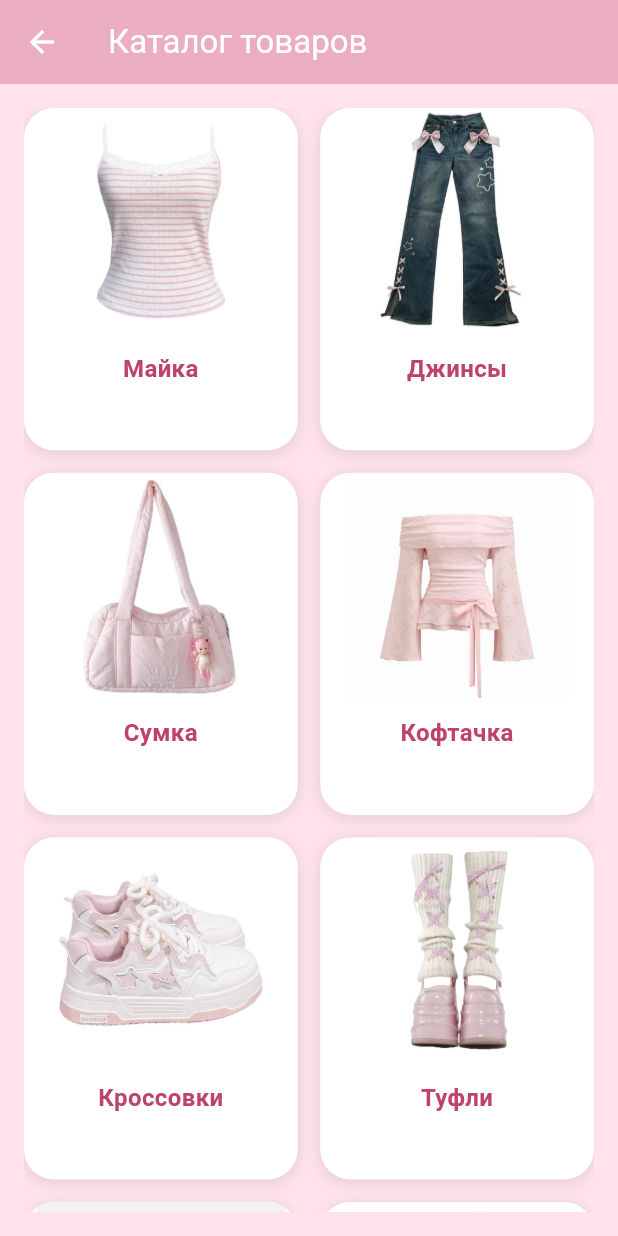
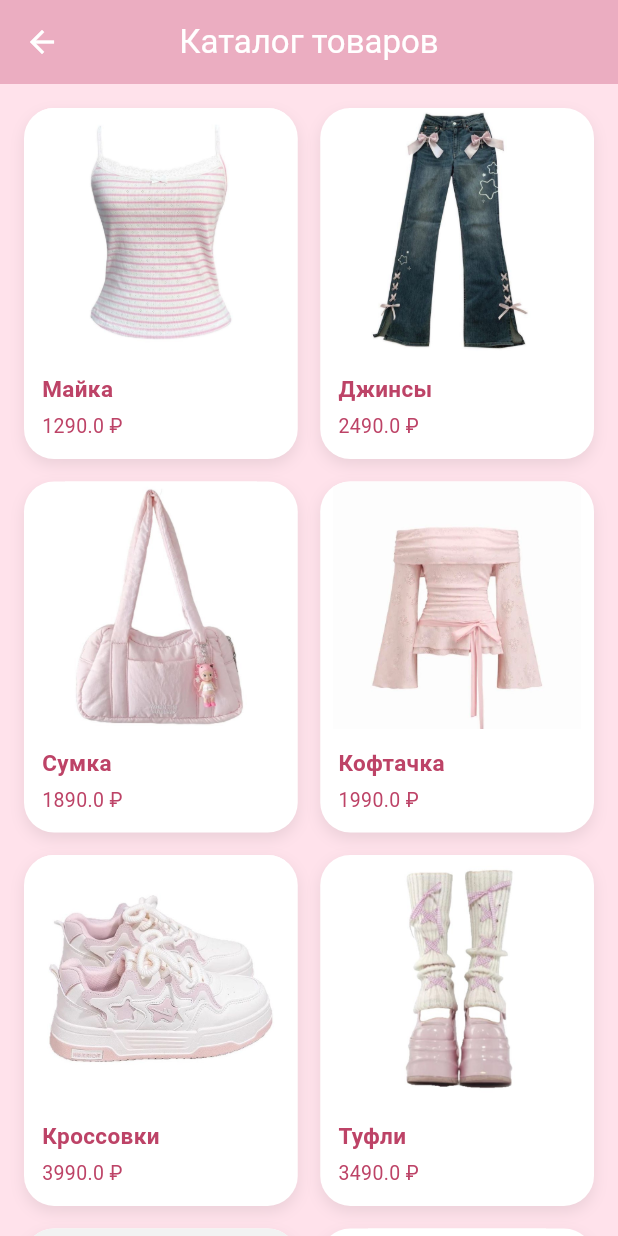
Before and after one commit to diishqa/Flutter_project, a Flutter app: the CatalogScreen screen opened directly, on a phone screen of 412 x 824 dp. Run offline on Flutter 3.47's test engine with Material 3 defaults, Android fonts, the phone set to English and light mode, and no system bars.

Commit message:
che che che che cheee

```diff
--- /dev/null
+++ b/lib/data/products_data.dart
@@ -0,0 +1,72 @@
+import '../models/product.dart';
+
+const List<Product> popularProducts = [
+  Product(
+    name: 'Курточка',
+    imagePath: 'assets/images/products/kurtka.jpg',
+    description: 'Стильная и теплая курточка',
+    price: 4590,
+  ),
+  Product(
+    name: 'Милая рубашка',
+    imagePath: 'assets/images/products/kofta.jpg',
+    description: 'Уютная рубашка',
+    price: 1690,
+  ),
+  Product(
+    name: 'Свитер',
+    imagePath: 'assets/images/products/switer.jpg',
+    description: 'Теплый свитер',
+    price: 2290,
+  ),
+];
+const List<Product> allProducts = [
+  Product(
+    name: 'Майка',
+    imagePath: 'assets/images/products/maika.jpg',
+    description: 'Милый дизайн для повседневной носки',
+    price: 1290,
+  ),
+  Product(
+    name: 'Джинсы',
+    imagePath: 'assets/images/products/jeans.jpg',
+    description: 'Удобные и стильные джинсы',
+    price: 2490,
+  ),
+  Product(
+    name: 'Сумка',
+    imagePath: 'assets/images/products/bag.jpg',
+    description: 'Стильная сумка для покупок',
+    price: 1890,
+  ),
+  Product(
+    name: 'Кофтачка',
+    imagePath: 'assets/images/products/kofta2.jpg',
+    description: 'Тёплая и уютная кофта',
+    price: 1990,
+  ),
+  Product(
+    name: 'Кроссовки',
+    imagePath: 'assets/images/products/kros.jpg',
+    description: 'Спортивные кроссовки',
+    price: 3990,
+  ),
+  Product(
+    name: 'Туфли',
+    imagePath: 'assets/images/products/shoes.jpg',
+    description: 'Элегантные туфли',
+    price: 3490,
+  ),
+  Product(
+    name: 'Юбка',
+    imagePath: 'assets/images/products/skirt.jpg',
+    description: 'Модная юбка',
+    price: 1590,
+  ),
+  Product(
+    name: 'Спортивные штаны',
+    imagePath: 'assets/images/products/treniki.jpg',
+    description: 'Комфортные штаны для спорта',
+    price: 1790,
+  ),
+];
--- a/lib/models/product.dart
+++ b/lib/models/product.dart
@@ -11,74 +11,3 @@ class Product {
     required this.price,
   });
 }
-
-const List<Product> products = [
-  Product(
-    name: 'Майка',
-    imagePath: 'assets/images/products/maika.jpg',
-    description: 'Милый дизайн для повседневной носки',
-    price: 1290,
-  ),
-  Product(
-    name: 'Джинсы',
-    imagePath: 'assets/images/products/jeans.jpg',
-    description: 'Удобные и стильные джинсы',
-    price: 2490,
-  ),
-  Product(
-    name: 'Сумка',
-    imagePath: 'assets/images/products/bag.jpg',
-    description: 'Стильная сумка для покупок',
-    price: 1890,
-  ),
-  Product(
-    name: 'Кофтачка',
-    imagePath: 'assets/images/products/kofta2.jpg',
-    description: 'Тёплая и уютная кофта',
-    price: 1990,
-  ),
-  Product(
-    name: 'Кроссовки',
-    imagePath: 'assets/images/products/kros.jpg',
-    description: 'Спортивные кроссовки',
-    price: 3990,
-  ),
-  Product(
-    name: 'Туфли',
-    imagePath: 'assets/images/products/shoes.jpg',
-    description: 'Элегантные туфли',
-    price: 3490,
-  ),
-  Product(
-    name: 'Юбка',
-    imagePath: 'assets/images/products/skirt.jpg',
-    description: 'Модная юбка',
-    price: 1590,
-  ),
-  Product(
-    name: 'Спортивные штаны',
-    imagePath: 'assets/images/products/treniki.jpg',
-    description: 'Комфортные штаны для спорта',
-    price: 1790,
-  ),
-];
-const List<Product> popularProducts = [
-  Product(
-    name: 'Курточка',
-    imagePath: 'assets/images/products/kurtka.jpg',
-    description: 'Стильная куртка для весны',
-    price: 4590,
-  ),
-  Product(
-    name: 'Милая рубшка',
-    imagePath: 'assets/images/products/kofta.jpg',
-    description: 'Оригинальная рубашка',
-    price: 1690,
-  ),
-  Product(
-    name: 'Свитер',
-    imagePath: 'assets/images/products/switer.jpg',
-    description: 'Тёплый свитер',
-    price: 2290,
-  ),
-];
--- a/lib/screen/catalog.dart
+++ b/lib/screen/catalog.dart
@@ -1,5 +1,6 @@
 import 'package:flutter/material.dart';
-import '../models/product.dart';
+
+import '../data/products_data.dart';
 import '../widgets/product_card.dart';
 
 class CatalogScreen extends StatelessWidget {
@@ -9,33 +10,23 @@ class CatalogScreen extends StatelessWidget {
   Widget build(BuildContext context) {
     return Scaffold(
       appBar: AppBar(
-        title: const Text(
-          'Каталог товаров',
-          style: TextStyle(color: Colors.white),
+        title: const Text('Каталог товаров'),
       ),
-        backgroundColor: const Color(0xFFEBADC1),
-        leading: IconButton(
-          icon: const Icon(Icons.arrow_back, color: Colors.white),
-          onPressed: () => Navigator.pop(context),
-        ),
-      ),
-      body: Container(
-        color: const Color(0xFFFFE2EB),
-        child: Padding(
+      body: GridView.builder(
         padding: const EdgeInsets.all(16),
-          child: GridView.builder(
-            gridDelegate: const SliverGridDelegateWithFixedCrossAxisCount(
+        itemCount: allProducts.length,
+        gridDelegate:
+            const SliverGridDelegateWithFixedCrossAxisCount(
           crossAxisCount: 2,
           crossAxisSpacing: 15,
           mainAxisSpacing: 15,
-              childAspectRatio: 0.8,
+          childAspectRatio: 0.78,
         ),
-            itemCount: products.length,
         itemBuilder: (context, index) {
-              return ProductCard(product: products[index]);
+          return ProductCard(
+            product: allProducts[index],
+          );
         },
-          ),
-        ),
       ),
     );
   }
--- a/lib/widgets/product_card.dart
+++ b/lib/widgets/product_card.dart
@@ -1,100 +1,79 @@
 import 'package:flutter/material.dart';
+
 import '../models/product.dart';
 
 class ProductCard extends StatelessWidget {
   final Product product;
 
-  const ProductCard({super.key, required this.product});
-  void _showDetails(BuildContext context) {
-    showDialog(
-      context: context,
-      builder: (context) => AlertDialog(
-        shape: RoundedRectangleBorder(
-          borderRadius: BorderRadius.circular(20),
-        ),
-        title: Text(
-          product.name,
-          style: const TextStyle(
-            color: Color(0xFFBD4367),
-            fontWeight: FontWeight.bold,
-          ),
-        ),
-        content: Column(
-          mainAxisSize: MainAxisSize.min,
-          children: [
-            ClipRRect(
-              borderRadius: BorderRadius.circular(12),
-              child: Image.asset(
-                product.imagePath,
-                height: 150,
-                width: 150,
-                fit: BoxFit.cover,
-              ),
-            ),
-            const SizedBox(height: 12),
-            Text(product.description),
-            const SizedBox(height: 8),
-            Text(
-              '${product.price} ₽',
-              style: const TextStyle(
-                fontSize: 18,
-                fontWeight: FontWeight.bold,
-                color: Color(0xFFBD4367),
-              ),
-            ),
-          ],
-        ),
-        actions: [
-          TextButton(
-            onPressed: () => Navigator.pop(context),
-            child: const Text('Закрыть'),
-          ),
-        ],
-      ),
-    );
-  }
+  const ProductCard({
+    super.key,
+    required this.product,
+  });
 
   @override
   Widget build(BuildContext context) {
-    return Container(
+    return InkWell(
+      onTap: () {},
+      borderRadius: BorderRadius.circular(20),
+      child: Container(
         decoration: BoxDecoration(
           color: Colors.white,
           borderRadius: BorderRadius.circular(20),
           boxShadow: [
             BoxShadow(
-            color: Colors.black.withOpacity(0.1),
+              color: Colors.black.withOpacity(0.08),
               blurRadius: 8,
-            offset: const Offset(0, 2),
+              offset: const Offset(0, 4),
             ),
           ],
         ),
-      child: InkWell(
-        onTap: () => _showDetails(context),
-        borderRadius: BorderRadius.circular(20),
         child: Column(
-          crossAxisAlignment: CrossAxisAlignment.center,
+          crossAxisAlignment: CrossAxisAlignment.start,
           children: [
-            ClipRRect(
+            Expanded(
+              child: ClipRRect(
                 borderRadius: const BorderRadius.vertical(
                   top: Radius.circular(20),
                 ),
                 child: Image.asset(
                   product.imagePath,
-                height: 150,
                   width: double.infinity,
                   fit: BoxFit.contain,
+                  errorBuilder: (context, error, stackTrace) {
+                    return Container(
+                      color: const Color(0xFFFDE1E9),
+                      child: const Icon(
+                        Icons.image,
+                        size: 50,
+                        color: Color(0xFFBD4367),
+                      ),
+                    );
+                  },
+                ),
               ),
             ),
             Padding(
               padding: const EdgeInsets.all(12),
-              child: Text(
+              child: Column(
+                crossAxisAlignment: CrossAxisAlignment.start,
+                children: [
+                  Text(
                     product.name,
                     style: const TextStyle(
-                  fontSize: 16,
+                      fontSize: 15,
                       fontWeight: FontWeight.bold,
                       color: Color(0xFFBD4367),
                     ),
-                textAlign: TextAlign.center,
+                  ),
+                  const SizedBox(height: 5),
+                  Text(
+                    '${product.price} ₽',
+                    style: const TextStyle(
+                      fontSize: 13,
+                      color: Color(0xFFBD4367),
+                    ),
+                  ),
+                ],
               ),
             ),
           ],
```
Also changed, not shown: lib/main.dart (+32 -32 lines), lib/screen/about.dart (+81 -83 lines), lib/screen/home.dart (+135 -101 lines), assets/images/dina.jpg (renamed from assets/images/products/dina.jpg), assets/images/tim.jpg (renamed from assets/images/products/tim.jpg), 1 other file. Lines whose indentation alone changed are shown as unchanged.
